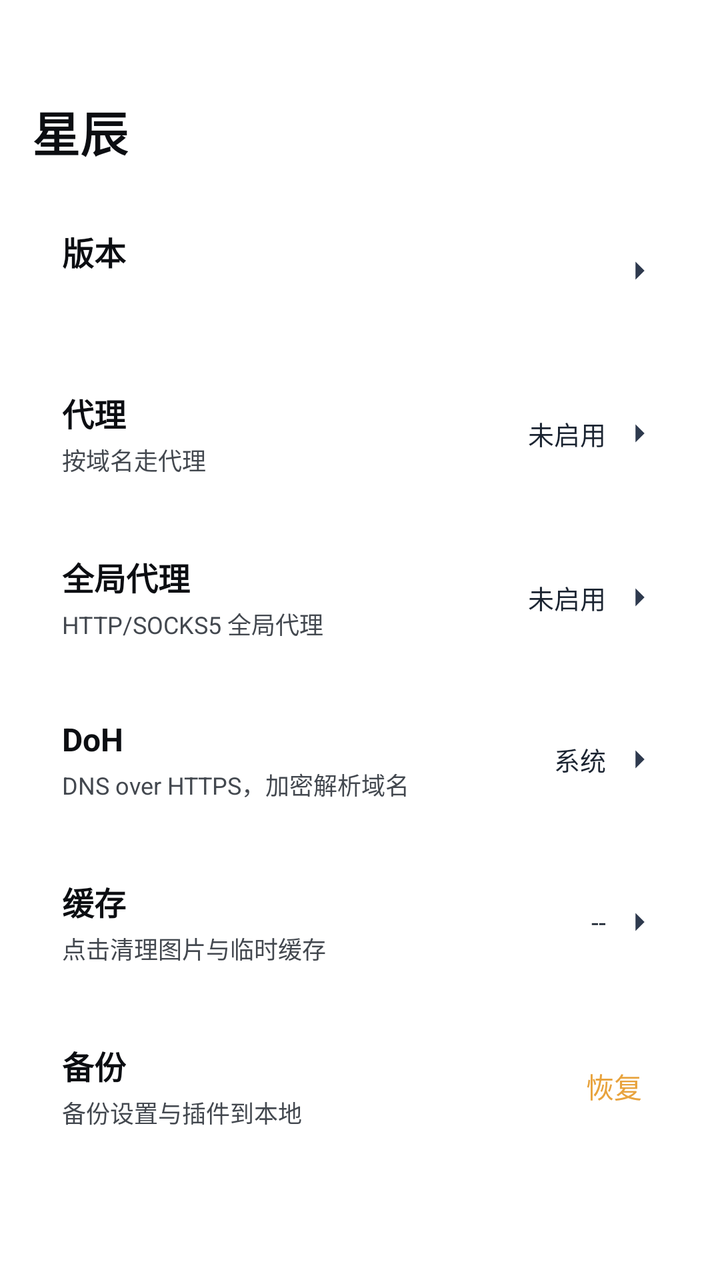
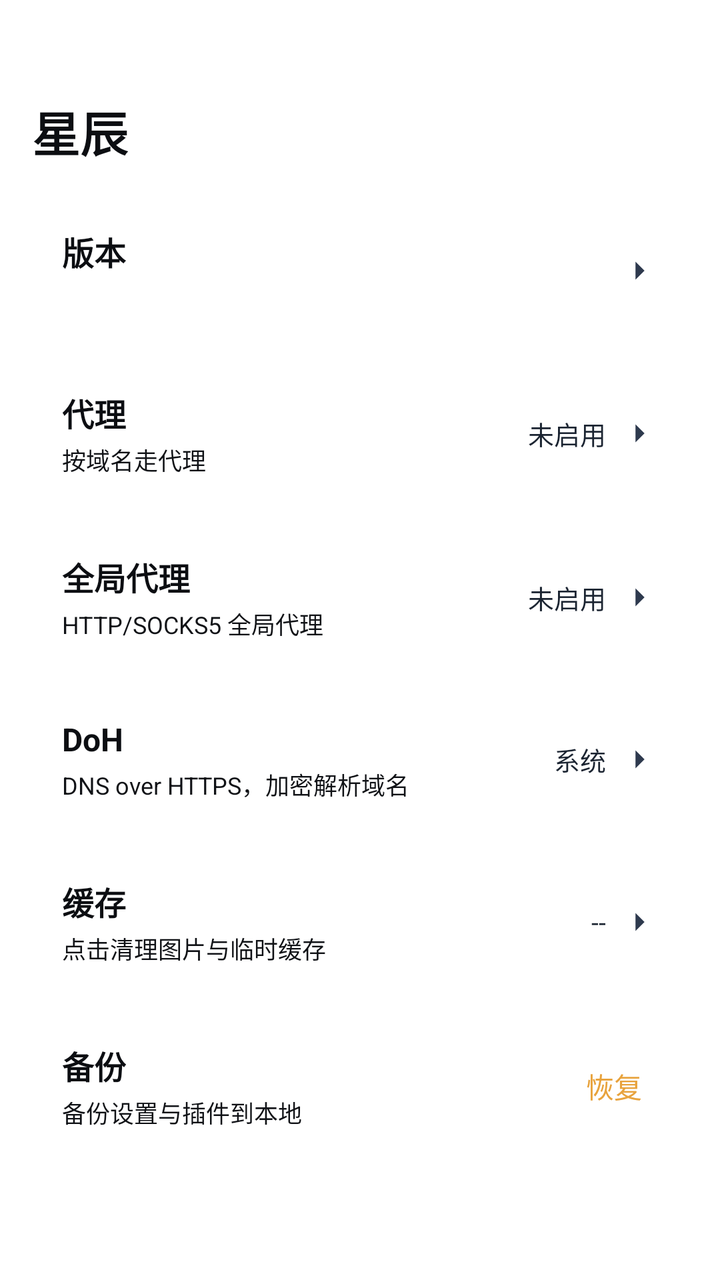

Two renders of the same Android screen: before a commit and after it. Below are the layout's source before the change and the commit's diff.
<!-- AndroidManifest.xml: another module's application theme Theme.App -->
<!-- res/layout/activity_xingchen_settings.xml -->
<?xml version="1.0" encoding="utf-8"?>
<ScrollView xmlns:android="http://schemas.android.com/apk/res/android"
    android:layout_width="match_parent"
    android:layout_height="match_parent"
    android:fillViewport="true">
    <LinearLayout
        android:layout_width="match_parent"
        android:layout_height="wrap_content"
        android:orientation="vertical"
        android:paddingLeft="16dp"
        android:paddingRight="16dp"
        android:paddingTop="48dp"
        android:paddingBottom="16dp">
        <TextView
            android:layout_width="wrap_content"
            android:layout_height="wrap_content"
            android:text="星辰"
            android:textColor="#0C0E12"
            android:textSize="24sp"
            android:textStyle="bold"
            android:layout_marginBottom="16dp" />
        <LinearLayout
            android:id="@+id/card_version"
            android:layout_width="match_parent"
            android:layout_height="wrap_content"
            android:layout_marginBottom="8dp"
            android:background="@drawable/xc_setcard_v2"
            android:orientation="horizontal"
            android:padding="15dp"
            android:gravity="center_vertical"
            android:clickable="true"
            android:focusable="true"
            android:foreground="?attr/selectableItemBackground">
            <LinearLayout
                android:layout_width="0dp"
                android:layout_height="wrap_content"
                android:layout_weight="1"
                android:orientation="vertical">
                <TextView
                    android:layout_width="wrap_content"
                    android:layout_height="wrap_content"
                    android:text="版本"
                    android:textColor="#0C0E12"
                    android:textSize="16sp"
                    android:textStyle="bold" />
                <TextView
                    android:id="@+id/tv_version_sub"
                    android:layout_width="wrap_content"
                    android:layout_height="wrap_content"
                    android:layout_marginTop="3dp"
                    android:textColor="#43484F"
                    android:textSize="12sp" />
            </LinearLayout>
            <ImageView android:layout_width="18dp" android:layout_height="18dp" android:src="@drawable/ic_chev_v2" />
        </LinearLayout>
        <LinearLayout
            android:id="@+id/card_proxy"
            android:layout_width="match_parent"
            android:layout_height="wrap_content"
            android:layout_marginBottom="8dp"
            android:background="@drawable/xc_setcard_v2"
            android:orientation="horizontal"
            android:padding="15dp"
            android:gravity="center_vertical"
            android:clickable="true"
            android:focusable="true"
            android:foreground="?attr/selectableItemBackground">
            <LinearLayout
                android:layout_width="0dp"
                android:layout_height="wrap_content"
                android:layout_weight="1"
                android:orientation="vertical">
                <TextView
                    android:layout_width="wrap_content"
                    android:layout_height="wrap_content"
                    android:text="代理"
                    android:textColor="#0C0E12"
                    android:textSize="16sp"
                    android:textStyle="bold" />
                <TextView
                    android:layout_width="wrap_content"
                    android:layout_height="wrap_content"
                    android:layout_marginTop="3dp"
                    android:text="按域名走代理"
                    android:textColor="#43484F"
                    android:textSize="12sp" />
            </LinearLayout>
            <TextView
                android:id="@+id/tv_proxy_sub"
                android:layout_width="wrap_content"
                android:layout_height="wrap_content"
                android:layout_marginEnd="8dp"
                android:text="未启用"
                android:textColor="#1B2431"
                android:textSize="13sp" />
            <ImageView android:layout_width="18dp" android:layout_height="18dp" android:src="@drawable/ic_chev_v2" />
        </LinearLayout>
        <LinearLayout
            android:id="@+id/card_global_proxy"
            android:layout_width="match_parent"
            android:layout_height="wrap_content"
            android:layout_marginBottom="8dp"
            android:background="@drawable/xc_setcard_v2"
            android:orientation="horizontal"
            android:padding="15dp"
            android:gravity="center_vertical"
            android:clickable="true"
            android:focusable="true"
            android:foreground="?attr/selectableItemBackground">
            <LinearLayout
                android:layout_width="0dp"
                android:layout_height="wrap_content"
                android:layout_weight="1"
                android:orientation="vertical">
                <TextView
                    android:layout_width="wrap_content"
                    android:layout_height="wrap_content"
                    android:text="全局代理"
                    android:textColor="#0C0E12"
                    android:textSize="16sp"
                    android:textStyle="bold" />
                <TextView
                    android:layout_width="wrap_content"
                    android:layout_height="wrap_content"
                    android:layout_marginTop="3dp"
                    android:text="HTTP/SOCKS5 全局代理"
                    android:textColor="#43484F"
                    android:textSize="12sp" />
            </LinearLayout>
            <TextView
                android:id="@+id/tv_global_proxy_sub"
                android:layout_width="wrap_content"
                android:layout_height="wrap_content"
                android:layout_marginEnd="8dp"
                android:text="未启用"
                android:textColor="#1B2431"
                android:textSize="13sp" />
            <ImageView android:layout_width="18dp" android:layout_height="18dp" android:src="@drawable/ic_chev_v2" />
        </LinearLayout>
        <LinearLayout
            android:id="@+id/card_doh"
            android:layout_width="match_parent"
            android:layout_height="wrap_content"
            android:layout_marginBottom="8dp"
            android:background="@drawable/xc_setcard_v2"
            android:orientation="horizontal"
            android:padding="15dp"
            android:gravity="center_vertical"
            android:clickable="true"
            android:focusable="true"
            android:foreground="?attr/selectableItemBackground">
            <LinearLayout
                android:layout_width="0dp"
                android:layout_height="wrap_content"
                android:layout_weight="1"
                android:orientation="vertical">
                <TextView
                    android:layout_width="wrap_content"
                    android:layout_height="wrap_content"
                    android:text="DoH"
                    android:textColor="#0C0E12"
                    android:textSize="16sp"
                    android:textStyle="bold" />
                <TextView
                    android:layout_width="wrap_content"
                    android:layout_height="wrap_content"
                    android:layout_marginTop="3dp"
                    android:text="DNS over HTTPS，加密解析域名"
                    android:textColor="#43484F"
                    android:textSize="12sp" />
            </LinearLayout>
            <TextView
                android:id="@+id/tv_doh_sub"
                android:layout_width="wrap_content"
                android:layout_height="wrap_content"
                android:layout_marginEnd="8dp"
                android:text="系统"
                android:textColor="#1B2431"
                android:textSize="13sp" />
            <ImageView android:layout_width="18dp" android:layout_height="18dp" android:src="@drawable/ic_chev_v2" />
        </LinearLayout>
        <LinearLayout
            android:id="@+id/card_cache"
            android:layout_width="match_parent"
            android:layout_height="wrap_content"
            android:layout_marginBottom="8dp"
            android:background="@drawable/xc_setcard_v2"
            android:orientation="horizontal"
            android:padding="15dp"
            android:gravity="center_vertical"
            android:clickable="true"
            android:focusable="true"
            android:foreground="?attr/selectableItemBackground">
            <LinearLayout
                android:layout_width="0dp"
                android:layout_height="wrap_content"
                android:layout_weight="1"
                android:orientation="vertical">
                <TextView
                    android:layout_width="wrap_content"
                    android:layout_height="wrap_content"
                    android:text="缓存"
                    android:textColor="#0C0E12"
                    android:textSize="16sp"
                    android:textStyle="bold" />
                <TextView
                    android:layout_width="wrap_content"
                    android:layout_height="wrap_content"
                    android:layout_marginTop="3dp"
                    android:text="点击清理图片与临时缓存"
                    android:textColor="#43484F"
                    android:textSize="12sp" />
            </LinearLayout>
            <TextView
                android:id="@+id/tv_cache_size"
                android:layout_width="wrap_content"
                android:layout_height="wrap_content"
                android:layout_marginEnd="8dp"
                android:text="--"
                android:textColor="#1B2431"
                android:textSize="13sp" />
            <ImageView android:layout_width="18dp" android:layout_height="18dp" android:src="@drawable/ic_chev_v2" />
        </LinearLayout>
        <LinearLayout
            android:id="@+id/card_backup"
            android:layout_width="match_parent"
            android:layout_height="wrap_content"
            android:layout_marginBottom="8dp"
            android:background="@drawable/xc_setcard_v2"
            android:orientation="horizontal"
            android:padding="15dp"
            android:gravity="center_vertical"
            android:clickable="true"
            android:focusable="true"
            android:foreground="?attr/selectableItemBackground">
            <LinearLayout
                android:layout_width="0dp"
                android:layout_height="wrap_content"
                android:layout_weight="1"
                android:orientation="vertical">
                <TextView
                    android:layout_width="wrap_content"
                    android:layout_height="wrap_content"
                    android:text="备份"
                    android:textColor="#0C0E12"
                    android:textSize="16sp"
                    android:textStyle="bold" />
                <TextView
                    android:layout_width="wrap_content"
                    android:layout_height="wrap_content"
                    android:layout_marginTop="3dp"
                    android:text="备份设置与插件到本地"
                    android:textColor="#43484F"
                    android:textSize="12sp" />
            </LinearLayout>
            <TextView
                android:id="@+id/tv_restore"
                android:layout_width="wrap_content"
                android:layout_height="wrap_content"
                android:clickable="true"
                android:focusable="true"
                android:padding="8dp"
                android:text="恢复"
                android:textColor="#E8A33D"
                android:textSize="14sp" />
        </LinearLayout>
    </LinearLayout>
</ScrollView>
<!-- resources referenced by this layout -->
<resources>
  <!-- drawable ic_chev_v2 (drawable) -->
  <?xml version="1.0" encoding="utf-8"?>
  <vector xmlns:android="http://schemas.android.com/apk/res/android"
      android:width="18dp"
      android:height="18dp"
      android:viewportWidth="24"
      android:viewportHeight="24">
      <path
          android:fillColor="#2E3A4E"
          android:pathData="M9,6l6,6l-6,6" />
  </vector>
  <!-- drawable xc_setcard_v2 (drawable) -->
  <?xml version="1.0" encoding="utf-8"?>
  <shape xmlns:android="http://schemas.android.com/apk/res/android" android:shape="rectangle">
      <corners android:radius="10dp" />
      <solid android:color="#57FFFFFF" />
      <stroke android:width="1dp" android:color="#61FFFFFF" />
  </shape>
  <style name="Theme.App" parent="Theme.XingChen">
          <item name="android:windowDisablePreview">true</item>
          <item name="android:windowSplashScreenBackground">#000000</item>
          <item name="android:windowBackground">#000000</item>
      </style>
  <style name="Theme.XingChen" parent="Theme.Material3.DayNight.NoActionBar">
          <item name="android:windowBackground">@android:color/transparent</item>
                <item name="android:colorBackground">@android:color/transparent</item>
          <item name="colorPrimary">#f0a400</item>
          <item name="colorPrimaryVariant">#c07f00</item>
          <item name="colorOnPrimary">@android:color/white</item>
      </style>
</resources>

<!-- the commit's change to res/layout/activity_xingchen_settings.xml (unified diff, before → after) -->
@@ -48,7 +48,7 @@
                     android:layout_width="wrap_content"
                     android:layout_height="wrap_content"
                     android:layout_marginTop="3dp"
-                    android:textColor="#43484F"
+                    android:textColor="#101216"
                     android:textSize="12sp" />
             </LinearLayout>
             <ImageView android:layout_width="18dp" android:layout_height="18dp" android:src="@drawable/ic_chev_v2" />
@@ -82,7 +82,7 @@
                     android:layout_height="wrap_content"
                     android:layout_marginTop="3dp"
                     android:text="按域名走代理"
-                    android:textColor="#43484F"
+                    android:textColor="#101216"
                     android:textSize="12sp" />
             </LinearLayout>
             <TextView
@@ -124,7 +124,7 @@
                     android:layout_height="wrap_content"
                     android:layout_marginTop="3dp"
                     android:text="HTTP/SOCKS5 全局代理"
-                    android:textColor="#43484F"
+                    android:textColor="#101216"
                     android:textSize="12sp" />
             </LinearLayout>
             <TextView
@@ -166,7 +166,7 @@
                     android:layout_height="wrap_content"
                     android:layout_marginTop="3dp"
                     android:text="DNS over HTTPS，加密解析域名"
-                    android:textColor="#43484F"
+                    android:textColor="#101216"
                     android:textSize="12sp" />
             </LinearLayout>
             <TextView
@@ -208,7 +208,7 @@
                     android:layout_height="wrap_content"
                     android:layout_marginTop="3dp"
                     android:text="点击清理图片与临时缓存"
-                    android:textColor="#43484F"
+                    android:textColor="#101216"
                     android:textSize="12sp" />
             </LinearLayout>
             <TextView
@@ -250,7 +250,7 @@
                     android:layout_height="wrap_content"
                     android:layout_marginTop="3dp"
                     android:text="备份设置与插件到本地"
-                    android:textColor="#43484F"
+                    android:textColor="#101216"
                     android:textSize="12sp" />
             </LinearLayout>
             <TextView
